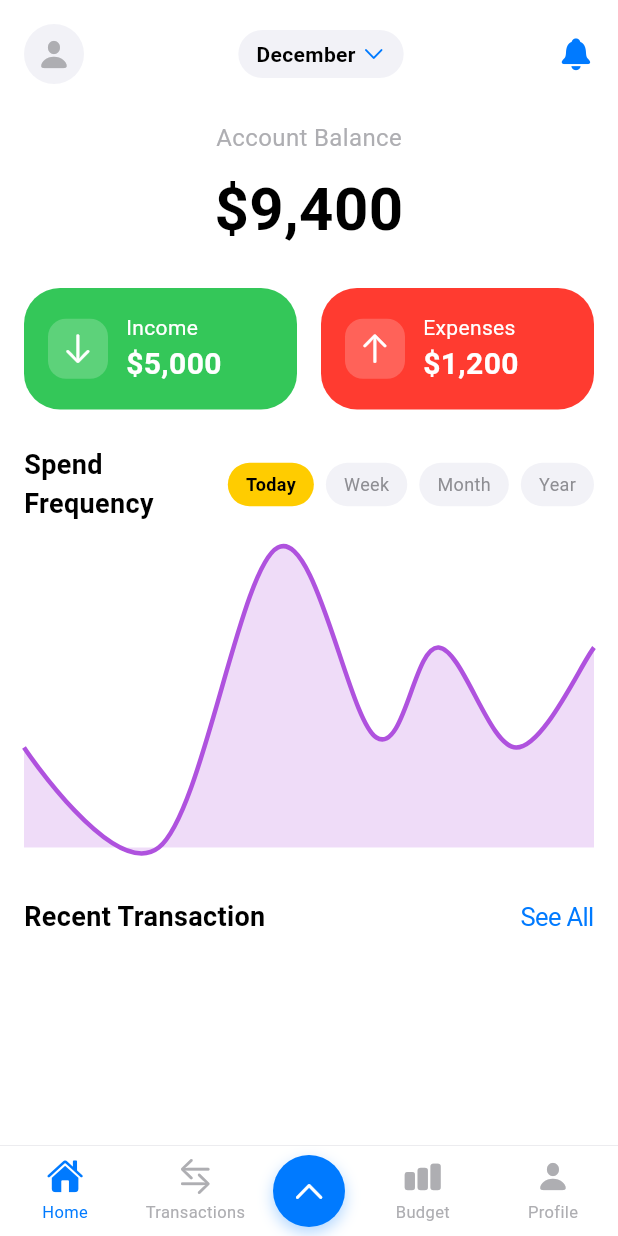
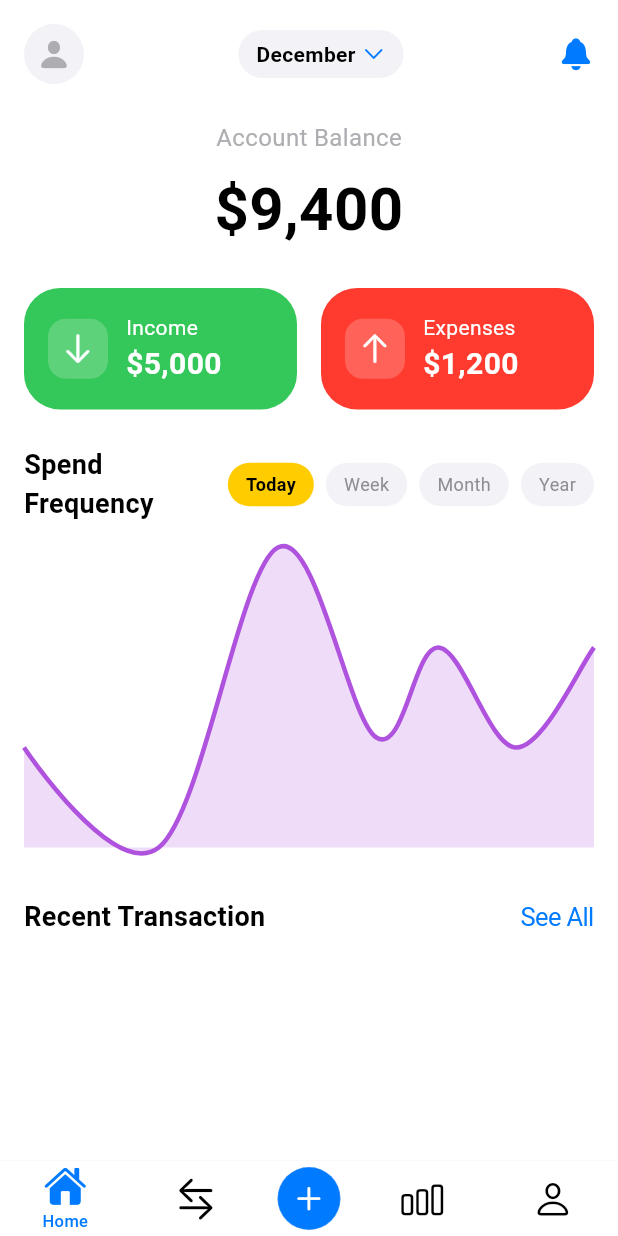
Before and after one commit to Sn3hashis/spendwise-flutter, a Flutter app: the MainLayoutScreen screen opened directly, on a phone screen of 412 x 824 dp. Run offline on Flutter 3.47's test engine with Material 3 defaults, Android fonts, the phone set to English and light mode, and no system bars; drawn by our look-alikes of fl_chart; our stand-ins replace awesome_bottom_bar, cloud_firestore, file_picker, firebase_auth, firebase_core, flutter_contacts and 13 more; missing offline and left inert: excel, flutter_sms_inbox, mailer, syncfusion_flutter_pdf, syncfusion_flutter_pdfviewer; accounts and stored records are empty; project files that could hold a hidden picture were left out.

Commit message:
fixed navbar

```diff
--- a/lib/features/main/screens/main_layout_screen.dart
+++ b/lib/features/main/screens/main_layout_screen.dart
@@ -22,9 +22,12 @@ class MainLayoutScreen extends ConsumerStatefulWidget {
   ConsumerState<MainLayoutScreen> createState() => _MainLayoutScreenState();
 }
 
-class _MainLayoutScreenState extends ConsumerState<MainLayoutScreen> {
+class _MainLayoutScreenState extends ConsumerState<MainLayoutScreen>
+    with SingleTickerProviderStateMixin {
   int _currentIndex = 0;
   bool _isSubMenuOpen = false;
+  late AnimationController _rotationController;
+  late Animation<double> _rotationAnimation;
 
   final List<Widget> _screens = [
     const HomeScreen(),
@@ -78,6 +81,12 @@ class _MainLayoutScreenState extends ConsumerState<MainLayoutScreen> {
     setState(() {
       _isSubMenuOpen = !_isSubMenuOpen;
     });
+    if (_isSubMenuOpen) {
+      _rotationController.forward();
+    } else {
+      _rotationController.reverse();
+    }
+    HapticFeedback.mediumImpact();
   }
 
   void _handleAddAction(BuildContext context, String type) {
@@ -111,6 +120,10 @@ class _MainLayoutScreenState extends ConsumerState<MainLayoutScreen> {
   }
 
   void _handleNavigation(int index) {
+    if (_isSubMenuOpen && index != 2) {
+      _toggleSubMenu();
+    }
+
     if (index == 2) {
       _toggleSubMenu();
     } else if (index > 2) {
@@ -208,6 +221,28 @@ class _MainLayoutScreenState extends ConsumerState<MainLayoutScreen> {
   }
 
   @override
+  void initState() {
+    super.initState();
+    _rotationController = AnimationController(
+      duration: const Duration(milliseconds: 300),
+      vsync: this,
+    );
+    _rotationAnimation = Tween<double>(
+      begin: 0,
+      end: 0.25, // 1/4 turn (90 degrees)
+    ).animate(CurvedAnimation(
+      parent: _rotationController,
+      curve: Curves.easeInOut,
+    ));
+  }
+
+  @override
+  void dispose() {
+    _rotationController.dispose();
+    super.dispose();
+  }
+
+  @override
   Widget build(BuildContext context) {
     final isDarkMode = ref.watch(themeProvider);
 
@@ -241,37 +276,41 @@ class _MainLayoutScreenState extends ConsumerState<MainLayoutScreen> {
                     border: Border(
                       top: BorderSide(
                         color: isDarkMode
-                            ? AppTheme.bottomNavBarBorderDark
-                            : AppTheme.bottomNavBarBorderLight,
-                        width: 0.5,
+                            ? const Color(0xFF2C2C2E).withOpacity(0.5)
+                            : const Color(0xFFE5E5EA).withOpacity(0.5),
+                        width: 0.3,
                       ),
                     ),
                   ),
                   child: SafeArea(
                     top: false,
                     child: SizedBox(
-                      height: 60,
+                      height: 50,
                       child: Row(
                         mainAxisAlignment: MainAxisAlignment.spaceAround,
                         children: [
                           _buildNavItem(
-                            icon: CupertinoIcons.house_fill,
+                            icon: CupertinoIcons.house,
+                            selectedIcon: CupertinoIcons.house_fill,
                             label: 'Home',
                             index: 0,
                           ),
                           _buildNavItem(
                             icon: CupertinoIcons.arrow_right_arrow_left,
+                            selectedIcon: CupertinoIcons.arrow_right_arrow_left,
                             label: 'Transactions',
                             index: 1,
                           ),
                           _buildCenterButton(),
                           _buildNavItem(
-                            icon: CupertinoIcons.chart_bar_fill,
+                            icon: CupertinoIcons.chart_bar,
+                            selectedIcon: CupertinoIcons.chart_bar_fill,
                             label: 'Budget',
                             index: 3,
                           ),
                           _buildNavItem(
-                            icon: CupertinoIcons.person_fill,
+                            icon: CupertinoIcons.person,
+                            selectedIcon: CupertinoIcons.person_fill,
                             label: 'Profile',
                             index: 4,
                           ),
@@ -290,77 +329,85 @@ class _MainLayoutScreenState extends ConsumerState<MainLayoutScreen> {
 
   Widget _buildNavItem({
     required IconData icon,
+    required IconData selectedIcon,
     required String label,
     required int index,
   }) {
     final isDarkMode = ref.watch(themeProvider);
-    final isSelected = index > 2
-        ? _currentIndex == index - 1 // For items after center button
-        : _currentIndex == index; // For items before center button
+    final isSelected =
+        index > 2 ? _currentIndex == index - 1 : _currentIndex == index;
 
     return GestureDetector(
-      onTap: () => _handleNavigation(index),
+      onTap: () {
+        _handleNavigation(index);
+        HapticFeedback.selectionClick();
+      },
       behavior: HitTestBehavior.opaque,
       child: SizedBox(
-        width: 70,
-        height: 60,
-        child: Padding(
-          padding: const EdgeInsets.only(top: 8, bottom: 8),
+        width: 65,
+        height: 50,
         child: Column(
           mainAxisSize: MainAxisSize.min,
           mainAxisAlignment: MainAxisAlignment.center,
           children: [
             Icon(
-                icon,
-                size: 24,
+              isSelected ? selectedIcon : icon,
+              size: 28,
               color: isSelected
                   ? CupertinoColors.activeBlue
                   : (isDarkMode
-                        ? CupertinoColors.systemGrey
-                        : CupertinoColors.systemGrey2),
+                      ? CupertinoColors.white
+                      : CupertinoColors.black),
             ),
-              const SizedBox(height: 4),
+            if (isSelected) ...[
+              const SizedBox(height: 2),
               Text(
                 label,
-                style: TextStyle(
+                style: const TextStyle(
                   fontSize: 11,
-                  color: isSelected
-                      ? CupertinoColors.activeBlue
-                      : (isDarkMode
-                          ? CupertinoColors.systemGrey
-                          : CupertinoColors.systemGrey2),
+                  color: CupertinoColors.activeBlue,
+                  fontWeight: FontWeight.w500,
                 ),
                 maxLines: 1,
                 overflow: TextOverflow.ellipsis,
               ),
             ],
-          ),
+          ],
         ),
       ),
     );
   }
 
   Widget _buildCenterButton() {
+    final isDarkMode = ref.watch(themeProvider);
+
     return GestureDetector(
       onTap: _toggleSubMenu,
       child: Container(
-        width: 48,
-        height: 48,
+        width: 42,
+        height: 42,
         decoration: BoxDecoration(
           color: CupertinoColors.activeBlue,
           shape: BoxShape.circle,
-          boxShadow: [
-            BoxShadow(
-              color: CupertinoColors.activeBlue.withOpacity(0.3),
-              blurRadius: 8,
-              offset: const Offset(0, 4),
+          border: Border.all(
+            color: isDarkMode
+                ? const Color(0xFF2C2C2E).withOpacity(0.5)
+                : const Color(0xFFE5E5EA).withOpacity(0.5),
+            width: 0.3,
           ),
-          ],
         ),
-        child: const Icon(
-          CupertinoIcons.chevron_up,
+        child: AnimatedBuilder(
+          animation: _rotationAnimation,
+          builder: (context, child) {
+            return Transform.rotate(
+              angle: _rotationAnimation.value * 2 * 3.14159,
+              child: Icon(
+                CupertinoIcons.add,
                 color: CupertinoColors.white,
-          size: 24,
+                size: 22,
+              ),
+            );
+          },
         ),
       ),
     );
```
Lines whose indentation alone changed are shown as unchanged.
